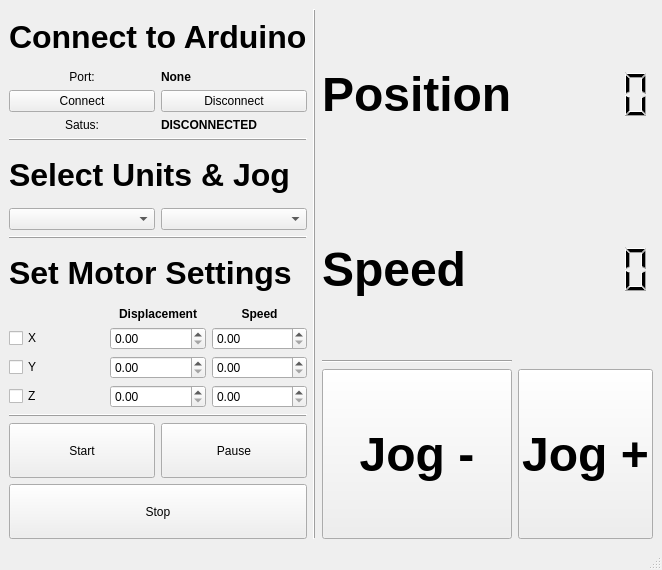
The window that src/GUI/pegasus_window.ui (pachterlab/pegasus) describes before a commit, drawn with Qt 5.
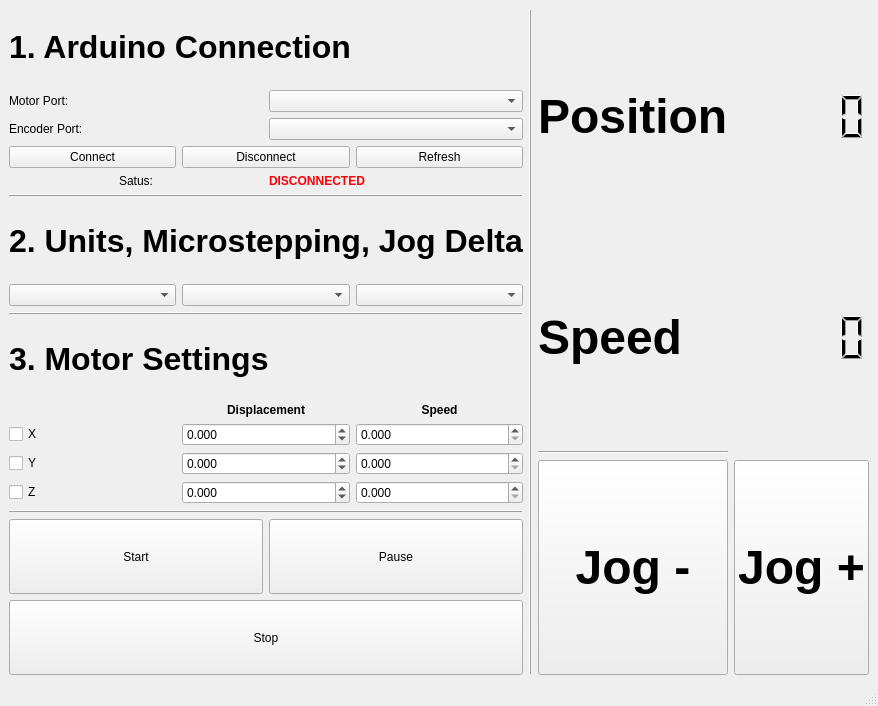
The same window after the commit.

Commit message: Added GUI and linked all buttons

What changed in the file:
```diff
--- a/src/GUI/pegasus_window.ui
+++ b/src/GUI/pegasus_window.ui
@@ -6,8 +6,8 @@
    <rect>
     <x>0</x>
     <y>0</y>
-    <width>559</width>
-    <height>570</height>
+    <width>828</width>
+    <height>706</height>
    </rect>
   </property>
   <property name="windowTitle">
@@ -143,7 +143,7 @@
            </font>
           </property>
           <property name="text">
-           <string>Connect to Arduino</string>
+           <string>1. Arduino Connection</string>
           </property>
           <property name="alignment">
            <set>Qt::AlignLeading|Qt::AlignLeft|Qt::AlignVCenter</set>
@@ -152,30 +152,37 @@
         </item>
         <item>
          <layout class="QVBoxLayout" name="verticalLayout_2">
+          <item>
+           <layout class="QHBoxLayout" name="horizontalLayout_8">
+            <item>
+             <widget class="QLabel" name="label_14">
+              <property name="text">
+               <string>Motor Port:</string>
+              </property>
+              <property name="alignment">
+               <set>Qt::AlignLeading|Qt::AlignLeft|Qt::AlignVCenter</set>
+              </property>
+             </widget>
+            </item>
+            <item>
+             <widget class="QComboBox" name="motor_port_COMBO_BOX"/>
+            </item>
+           </layout>
+          </item>
           <item>
            <layout class="QHBoxLayout" name="horizontalLayout_7">
             <item>
              <widget class="QLabel" name="label_12">
               <property name="text">
-               <string>Port:</string>
+               <string>Encoder Port:</string>
               </property>
               <property name="alignment">
-               <set>Qt::AlignCenter</set>
+               <set>Qt::AlignLeading|Qt::AlignLeft|Qt::AlignVCenter</set>
               </property>
              </widget>
             </item>
             <item>
-             <widget class="QLabel" name="label_13">
-              <property name="font">
-               <font>
-                <weight>75</weight>
-                <bold>true</bold>
-               </font>
-              </property>
-              <property name="text">
-               <string>None</string>
-              </property>
-             </widget>
+             <widget class="QComboBox" name="encoder_port_COMBO_BOX"/>
             </item>
            </layout>
           </item>
@@ -195,6 +202,13 @@
               </property>
              </widget>
             </item>
+            <item>
+             <widget class="QPushButton" name="refresh_BUTTON">
+              <property name="text">
+               <string>Refresh</string>
+              </property>
+             </widget>
+            </item>
            </layout>
           </item>
           <item>
@@ -217,6 +231,10 @@
                 <bold>true</bold>
                </font>
               </property>
+              <property name="styleSheet">
+               <string notr="true">color: rgb(252, 1, 7);
+</string>
+              </property>
               <property name="text">
                <string>DISCONNECTED</string>
               </property>
@@ -252,7 +270,7 @@
            </font>
           </property>
           <property name="text">
-           <string>Select Units &amp; Jog</string>
+           <string>2. Units, Microstepping, Jog Delta</string>
           </property>
           <property name="alignment">
            <set>Qt::AlignLeading|Qt::AlignLeft|Qt::AlignVCenter</set>
@@ -265,7 +283,10 @@
            <widget class="QComboBox" name="comboBox"/>
           </item>
           <item>
-           <widget class="QComboBox" name="comboBox_2"/>
+           <widget class="QComboBox" name="microstepping_COMBO_BOX"/>
+          </item>
+          <item>
+           <widget class="QComboBox" name="jog_delta_COMBO_BOX"/>
           </item>
          </layout>
         </item>
@@ -289,7 +310,7 @@
            </font>
           </property>
           <property name="text">
-           <string>Set Motor Settings</string>
+           <string>3. Motor Settings</string>
           </property>
           <property name="alignment">
            <set>Qt::AlignLeading|Qt::AlignLeft|Qt::AlignVCenter</set>
@@ -299,10 +320,27 @@
         <item>
          <layout class="QGridLayout" name="gridLayout_2">
           <item row="3" column="1">
-           <widget class="QDoubleSpinBox" name="doubleSpinBox_3"/>
+           <widget class="QDoubleSpinBox" name="z_displacement_SPIN_BOX">
+            <property name="decimals">
+             <number>3</number>
+            </property>
+            <property name="minimum">
+             <double>-9999.000000000000000</double>
+            </property>
+            <property name="maximum">
+             <double>9999.000000000000000</double>
+            </property>
+           </widget>
           </item>
           <item row="1" column="2">
-           <widget class="QDoubleSpinBox" name="doubleSpinBox_4"/>
+           <widget class="QDoubleSpinBox" name="x_speed_SPIN_BOX">
+            <property name="decimals">
+             <number>3</number>
+            </property>
+            <property name="maximum">
+             <double>9999.000000000000000</double>
+            </property>
+           </widget>
           </item>
           <item row="3" column="0">
            <widget class="QCheckBox" name="checkBox_3">
@@ -326,16 +364,50 @@
            </widget>
           </item>
           <item row="2" column="1">
-           <widget class="QDoubleSpinBox" name="doubleSpinBox_2"/>
+           <widget class="QDoubleSpinBox" name="y_displacement_SPIN_BOX">
+            <property name="decimals">
+             <number>3</number>
+            </property>
+            <property name="minimum">
+             <double>-9999.000000000000000</double>
+            </property>
+            <property name="maximum">
+             <double>9999.000000000000000</double>
+            </property>
+           </widget>
           </item>
           <item row="2" column="2">
-           <widget class="QDoubleSpinBox" name="doubleSpinBox_5"/>
+           <widget class="QDoubleSpinBox" name="y_speed_SPIN_BOX">
+            <property name="decimals">
+             <number>3</number>
+            </property>
+            <property name="maximum">
+             <double>9999.000000000000000</double>
+            </property>
+           </widget>
           </item>
           <item row="1" column="1">
-           <widget class="QDoubleSpinBox" name="doubleSpinBox"/>
+           <widget class="QDoubleSpinBox" name="x_displacement_SPIN_BOX">
+            <property name="decimals">
+             <number>3</number>
+            </property>
+            <property name="minimum">
+             <double>-9999.000000000000000</double>
+            </property>
+            <property name="maximum">
+             <double>9999.000000000000000</double>
+            </property>
+           </widget>
           </item>
           <item row="3" column="2">
-           <widget class="QDoubleSpinBox" name="doubleSpinBox_6"/>
+           <widget class="QDoubleSpinBox" name="z_speed_SPIN_BOX">
+            <property name="decimals">
+             <number>3</number>
+            </property>
+            <property name="maximum">
+             <double>9999.000000000000000</double>
+            </property>
+           </widget>
           </item>
           <item row="0" column="1">
            <widget class="QLabel" name="label_8">
```
Left out of the diff: 30 changed lines with no effect on the pictures. The commit also changes 3 other files.
